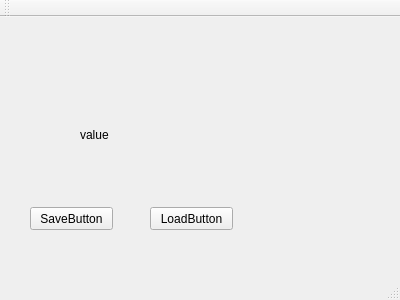
Above: Schematic/mainwindow.ui from BlaCkinkGJ/QT_APP before the change. Below: the same form after it.
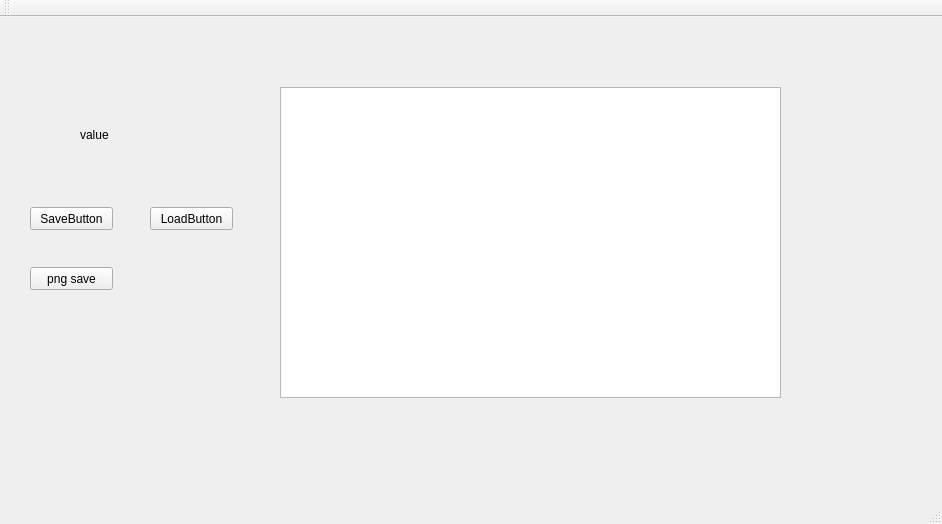
That is the form after the change.

```diff
--- a/Schematic/mainwindow.ui
+++ b/Schematic/mainwindow.ui
@@ -6,8 +6,8 @@
    <rect>
     <x>0</x>
     <y>0</y>
-    <width>400</width>
-    <height>300</height>
+    <width>942</width>
+    <height>524</height>
    </rect>
   </property>
   <property name="windowTitle">
@@ -53,6 +53,29 @@
      <string>value</string>
     </property>
    </widget>
+   <widget class="QPushButton" name="png_save">
+    <property name="geometry">
+     <rect>
+      <x>30</x>
+      <y>250</y>
+      <width>83</width>
+      <height>23</height>
+     </rect>
+    </property>
+    <property name="text">
+     <string>png save</string>
+    </property>
+   </widget>
+   <widget class="QGraphicsView" name="view">
+    <property name="geometry">
+     <rect>
+      <x>280</x>
+      <y>70</y>
+      <width>501</width>
+      <height>311</height>
+     </rect>
+    </property>
+   </widget>
   </widget>
   <widget class="QMenuBar" name="menuBar">
    <property name="geometry">
```
Left out of the diff: 2 changed lines with no effect on the pictures.
